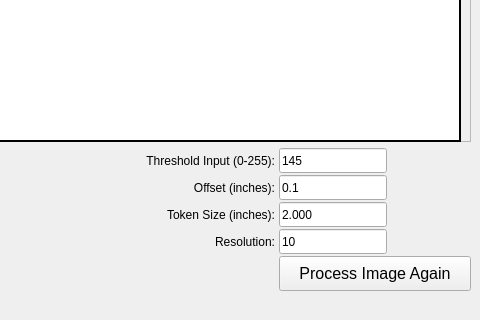
Before: the Qt Designer form src/ui.ui in tkubic/GridfinityShadowMaker, drawn with Qt 5; both pictures show x 720 to 1200 and y 317 to 637 of the 1200 by 808 pixel window.
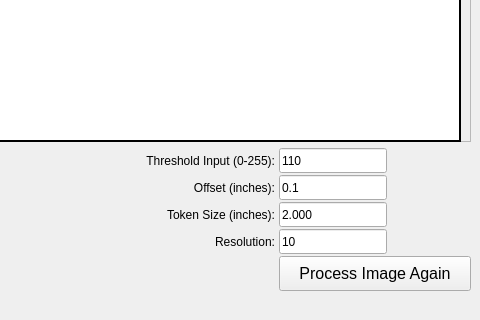
After: the same form once the commit is applied.

```diff
--- a/src/ui.ui
+++ b/src/ui.ui
@@ -417,7 +417,7 @@
          </size>
         </property>
         <property name="text">
-         <string>145</string>
+         <string>110</string>
         </property>
        </widget>
       </item>
```
